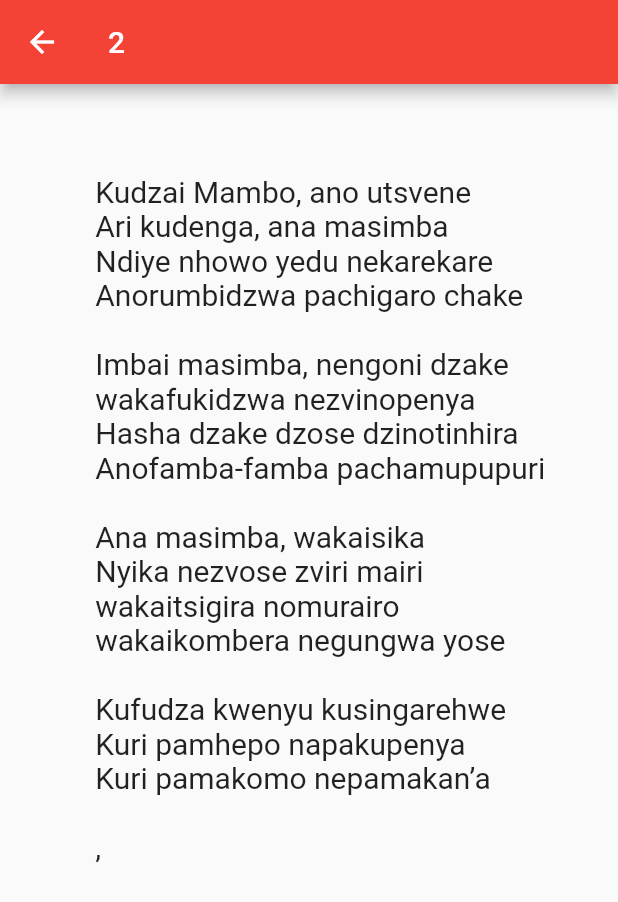
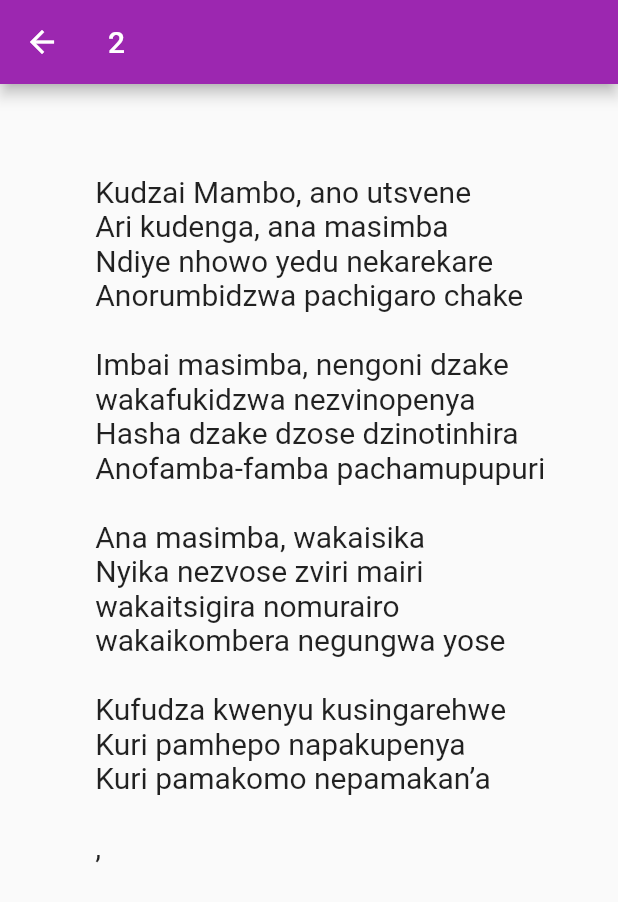
Before and after one commit to ZeusTakunda/ShonaHymns, a Flutter app: the Hymn2 screen opened directly, on a phone screen of 412 x 824 dp. Shown: the top 902 px of the screen. Run offline on Flutter 3.47's test engine with Material 2 defaults, Android fonts, the phone set to English and light mode, and no system bars; our stand-ins replace splashscreen.

Commit message:
dev test

```diff
--- a/lib/ShonaHymns/1.dart
+++ b/lib/ShonaHymns/1.dart
@@ -46,7 +46,7 @@ class Hymn2 extends StatelessWidget {
     return Scaffold(
       appBar: AppBar(
         title: const Text('2'),
-        backgroundColor: Colors.red,
+        backgroundColor: Colors.purple,
       ),
       body: ListView(
         children: [
```
